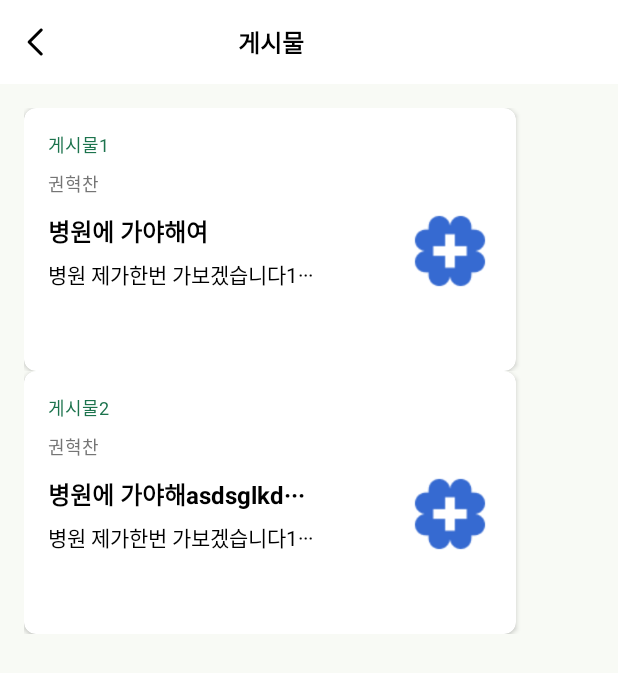
After one commit to Daon-UMC-5th/Android, an Android app: the Posts_ViewActivity screen opened directly, with no data from a screen before it, on a phone screen of 412 x 824 dp. The commit adds this screen. Shown: the top 673 px of the screen. Run offline under Robolectric (Android 15) with nearby library versions, the phone set to English and light mode, and no system bars.

Commit message:
게시물 리사이클러와 말줄임표

```diff
--- a/app/build.gradle
+++ b/app/build.gradle
@@ -40,6 +40,7 @@ dependencies {
     implementation 'androidx.core:core-ktx:1.7.0'
     implementation "androidx.fragment:fragment-ktx:1.6.2"
     implementation 'androidx.appcompat:appcompat:1.6.1'
+    implementation "androidx.recyclerview:recyclerview:1.3.2"
     implementation 'com.google.android.material:material:1.11.0'
     implementation 'androidx.constraintlayout:constraintlayout:2.1.4'
     testImplementation 'junit:junit:4.13.2'
--- /dev/null
+++ b/app/src/main/java/com/example/mypage2/Post.kt
@@ -0,0 +1,7 @@
+package com.example.mypage2
+
+data class Post(val post: String,
+                val nickname: String,
+                val title: String,
+                val detail: String,
+                val profileImage: Int)
--- /dev/null
+++ b/app/src/main/java/com/example/mypage2/Posts_ViewActivity.kt
@@ -0,0 +1,35 @@
+package com.example.mypage2
+
+import android.annotation.SuppressLint
+import androidx.appcompat.app.AppCompatActivity
+import android.os.Bundle
+import android.util.Log
+import androidx.recyclerview.widget.LinearLayoutManager
+import com.example.mypage2.databinding.ActivityPasswordchangeBinding
+import com.example.mypage2.databinding.ActivityPostsViewBinding
+
+class Posts_ViewActivity : AppCompatActivity() {
+    private lateinit var binding: ActivityPostsViewBinding
+    private var postitem = ArrayList<Post>()
+
+    @SuppressLint("NotifyDataSetChanged")
+    override fun onCreate(savedInstanceState: Bundle?) {
+        super.onCreate(savedInstanceState)
+        binding = ActivityPostsViewBinding.inflate(layoutInflater)
+        setContentView(binding.root)
+
+        val layoutManager = LinearLayoutManager(this)
+        binding.postRV.layoutManager = layoutManager
+
+        val adapter = RVAdapter_post(postitem)
+        binding.postRV.adapter = adapter
+
+        postitem.add(Post("게시물1","권혁찬","병원에 가야해여","병원 제가한번 가보겠습니다123",R.drawable.asd))
+        postitem.add(Post("게시물2","권혁찬","병원에 가야해asdsglkdamgkldfg여","병원 제가한번 가보겠습니다123",
+            R.drawable.btm_color_selector
+        ))
+        Log.d("Posts_ViewActivity", "postitem size: ${postitem.size}")
+        adapter.notifyDataSetChanged()
+    }
+
+}
--- /dev/null
+++ b/app/src/main/java/com/example/mypage2/RVAdapter_post.kt
@@ -0,0 +1,50 @@
+package com.example.mypage2
+
+import android.view.LayoutInflater
+import android.view.ViewGroup
+import android.widget.ImageView
+import android.widget.TextView
+import androidx.recyclerview.widget.RecyclerView
+import androidx.recyclerview.widget.RecyclerView.ViewHolder
+import com.example.mypage2.databinding.RecyclerItemBinding
+
+class RVAdapter_post(private val dataList: ArrayList<Post>) : RecyclerView.Adapter<RVAdapter_post.ViewHolder>() {
+
+    inner class ViewHolder(private val binding: RecyclerItemBinding) : RecyclerView.ViewHolder(binding.root) {
+        val post_: TextView = binding.post
+        val nickname_: TextView = binding.nickname
+        val title_: TextView = binding.title
+        val detail_: TextView = binding.detail
+        val Image_: ImageView = binding.profile
+
+    }
+
+    override fun onCreateViewHolder(parent: ViewGroup, viewType: Int): ViewHolder {
+        val binding = RecyclerItemBinding.inflate(LayoutInflater.from(parent.context), parent, false)
+        return ViewHolder(binding)
+    }
+
+    override fun onBindViewHolder(holder: ViewHolder, position: Int) {
+        holder.post_.text = dataList[position].post
+        holder.nickname_.text = dataList[position].nickname
+        val titleText = dataList[position].title
+        if (titleText.length >= 15) {
+            val truncatedText2 = titleText.substring(0, 15) + "···"
+            holder.title_.text = truncatedText2
+        } else {
+            holder.title_.text = titleText
+        }
+        val detailText = dataList[position].detail
+        if (detailText.length >= 15) {
+            val truncatedText = detailText.substring(0, 15) + "···"
+            holder.detail_.text = truncatedText
+        } else {
+            holder.detail_.text = detailText
+        }
+        holder.Image_.setImageResource(R.drawable.asd)
+    }
+
+    override fun getItemCount(): Int {
+        return dataList.size
+    }
+}
--- a/app/src/main/res/layout/activity_access.xml
+++ b/app/src/main/res/layout/activity_access.xml
@@ -4,7 +4,7 @@
     android:layout_width="match_parent"
     android:layout_height="match_parent"
     xmlns:app="http://schemas.android.com/apk/res-auto"
-    tools:context=".AccessFragment">
+    tools:context=".AccessActivity">
 
     <TextView
         android:layout_width="137dp"
--- a/app/src/main/res/layout/activity_edit_profile.xml
+++ b/app/src/main/res/layout/activity_edit_profile.xml
@@ -5,7 +5,7 @@
     android:layout_height="match_parent"
     xmlns:app="http://schemas.android.com/apk/res-auto"
     android:id="@+id/fragment_edit"
-    tools:context=".EditProfileFragment">
+    tools:context=".Edit_ProfileActivity">
 
     <TextView
         android:id="@+id/edit_pro"
--- a/app/src/main/res/layout/activity_pagealarm.xml
+++ b/app/src/main/res/layout/activity_pagealarm.xml
@@ -4,7 +4,7 @@
     android:layout_width="match_parent"
     android:layout_height="wrap_content"
     xmlns:app="http://schemas.android.com/apk/res-auto"
-    tools:context=".pagealarmFragment">
+    tools:context=".PagealarmActivity">
     <TextView
         android:layout_width="137dp"
         android:layout_height="24dp"
--- a/app/src/main/res/layout/activity_passwordchange.xml
+++ b/app/src/main/res/layout/activity_passwordchange.xml
@@ -4,7 +4,7 @@
     android:layout_width="match_parent"
     android:layout_height="match_parent"
     xmlns:app="http://schemas.android.com/apk/res-auto"
-    tools:context=".PasswordchangeFragment">
+    tools:context=".PasswordchangeActivity">
 
     <TextView
         android:layout_width="137dp"
--- /dev/null
+++ b/app/src/main/res/layout/activity_posts_view.xml
@@ -0,0 +1,55 @@
+<?xml version="1.0" encoding="utf-8"?>
+<androidx.constraintlayout.widget.ConstraintLayout xmlns:android="http://schemas.android.com/apk/res/android"
+    xmlns:app="http://schemas.android.com/apk/res-auto"
+    xmlns:tools="http://schemas.android.com/tools"
+    android:layout_width="match_parent"
+    android:layout_height="match_parent"
+    android:background="#F8FAF5"
+    tools:context=".Posts_ViewActivity">
+
+    <androidx.constraintlayout.widget.ConstraintLayout
+        android:id="@+id/ac"
+        android:layout_width="match_parent"
+        android:layout_height="56dp"
+        android:background="@color/white"
+        app:layout_constraintStart_toStartOf="parent"
+        app:layout_constraintTop_toTopOf="parent">
+
+        <TextView
+            android:layout_width="137dp"
+            android:layout_height="24dp"
+            android:textSize="16sp"
+            android:text="게시물"
+            android:layout_marginStart="112dp"
+            android:layout_marginTop="16dp"
+            android:textStyle="bold"
+            android:gravity="center"
+            android:textColor="@color/black"
+            app:layout_constraintStart_toStartOf="parent"
+            app:layout_constraintTop_toTopOf="parent"
+            tools:ignore="MissingConstraints" />
+
+        <ImageView
+            android:id="@+id/access_back"
+            android:layout_width="24dp"
+            android:layout_height="24dp"
+            android:src="@drawable/backto"
+            android:layout_marginStart="12dp"
+            android:layout_marginTop="16dp"
+            app:layout_constraintStart_toStartOf="parent"
+            app:layout_constraintTop_toTopOf="parent"
+            android:contentDescription="TODO" />
+    </androidx.constraintlayout.widget.ConstraintLayout>
+
+        <androidx.recyclerview.widget.RecyclerView
+            android:id="@+id/post_RV"
+            android:layout_width="match_parent"
+            android:layout_height="wrap_content"
+            android:layout_marginStart="16dp"
+            android:layout_marginTop="72dp"
+            app:layout_constraintStart_toStartOf="parent"
+            app:layout_constraintTop_toTopOf="parent"
+            tools:itemCount="2"
+            tools:listitem="@layout/recycler_item" />
+
+</androidx.constraintlayout.widget.ConstraintLayout>
--- a/app/src/main/res/layout/fragment_rules2.xml
+++ b/app/src/main/res/layout/activity_rules2.xml
@@ -4,7 +4,7 @@
     android:layout_width="match_parent"
     android:layout_height="match_parent"
     xmlns:app="http://schemas.android.com/apk/res-auto"
-    tools:context=".Rules2Fragment">
+    tools:context=".RulesActivity2">
 
     <TextView
         android:layout_width="137dp"
--- /dev/null
+++ b/app/src/main/res/layout/recycler_item.xml
@@ -0,0 +1,82 @@
+<?xml version="1.0" encoding="utf-8"?>
+<androidx.constraintlayout.widget.ConstraintLayout xmlns:android="http://schemas.android.com/apk/res/android"
+    xmlns:tools="http://schemas.android.com/tools"
+    android:layout_width="match_parent"
+    android:layout_height="wrap_content"
+    android:id="@+id/RV_item"
+    xmlns:app="http://schemas.android.com/apk/res-auto">
+
+    <androidx.cardview.widget.CardView
+        android:layout_width="328dp"
+        android:layout_height="175dp"
+        android:layout_margin="8dp"
+        app:cardCornerRadius="8dp"
+        app:cardElevation="2dp"
+        tools:ignore="MissingConstraints">
+        <TextView
+            android:id="@+id/post"
+            android:layout_width="wrap_content"
+            android:layout_height="16dp"
+            android:text="게시판"
+            android:textSize="12sp"
+            android:textColor="#1C734D"
+            android:layout_marginTop="15dp"
+            android:layout_marginStart="16dp"
+            app:layout_constraintStart_toStartOf="parent"
+            app:layout_constraintTop_toTopOf="parent" />
+
+        <TextView
+            android:id="@+id/nickname"
+            android:layout_width="34dp"
+            android:layout_height="16dp"
+            android:text="닉네임"
+            android:textSize="12sp"
+            android:textColor="#757575"
+            android:layout_marginTop="41dp"
+            android:layout_marginStart="16dp"
+            app:layout_constraintStart_toStartOf="parent"
+            app:layout_constraintTop_toTopOf="parent" />
+
+        <TextView
+            android:id="@+id/title"
+            android:layout_width="wrap_content"
+            android:layout_height="24dp"
+            android:text="닉네임"
+            android:textSize="16sp"
+            android:textColor="@color/black"
+            android:textStyle="bold"
+            android:maxLines="1"
+            android:ellipsize="end"
+            android:layout_marginTop="70dp"
+            android:layout_marginStart="16dp"
+            app:layout_constraintStart_toStartOf="parent"
+            app:layout_constraintTop_toTopOf="parent" />
+
+        <TextView
+            android:id="@+id/detail"
+            android:layout_width="wrap_content"
+            android:layout_height="20dp"
+            android:text="닉네임"
+            android:textSize="14sp"
+            android:maxLines="1"
+            android:ellipsize="end"
+            android:textColor="@color/black"
+            android:layout_marginTop="100dp"
+            android:layout_marginStart="16dp"
+            app:layout_constraintStart_toStartOf="parent"
+            app:layout_constraintTop_toTopOf="parent" />
+
+        <ImageView
+            android:id="@+id/profile"
+            android:layout_width="56dp"
+            android:layout_height="56dp"
+            android:layout_marginTop="67dp"
+            android:layout_marginStart="256dp"
+            app:layout_constraintStart_toStartOf="parent"
+            app:layout_constraintTop_toTopOf="parent"
+            android:src="@drawable/check_on"
+            android:contentDescription="TODO" />
+
+
+    </androidx.cardview.widget.CardView>
+</androidx.constraintlayout.widget.ConstraintLayout>
```
Also changed, not shown: app/src/main/AndroidManifest.xml (+9 -0 lines), app/src/main/java/com/example/mypage2/MypageFragment.kt (+14 -10 lines), app/src/main/java/com/example/mypage2/RulesActivity.kt (renamed from app/src/main/java/com/example/mypage2/RulesFragment.kt, +12 -19 lines), app/src/main/java/com/example/mypage2/RulesActivity2.kt (renamed from app/src/main/java/com/example/mypage2/Rules2Fragment.kt, +11 -19 lines), app/src/main/java/com/example/mypage2/pagealarmFragment.kt (deleted, +0 -29 lines), app/src/main/res/drawable/card.xml (added, +23 -0 lines), app/src/main/res/layout/fragment_pagealarm.xml (deleted, +0 -334 lines), app/src/main/res/layout/activity_rules.xml (renamed from app/src/main/res/layout/fragment_rules.xml).
